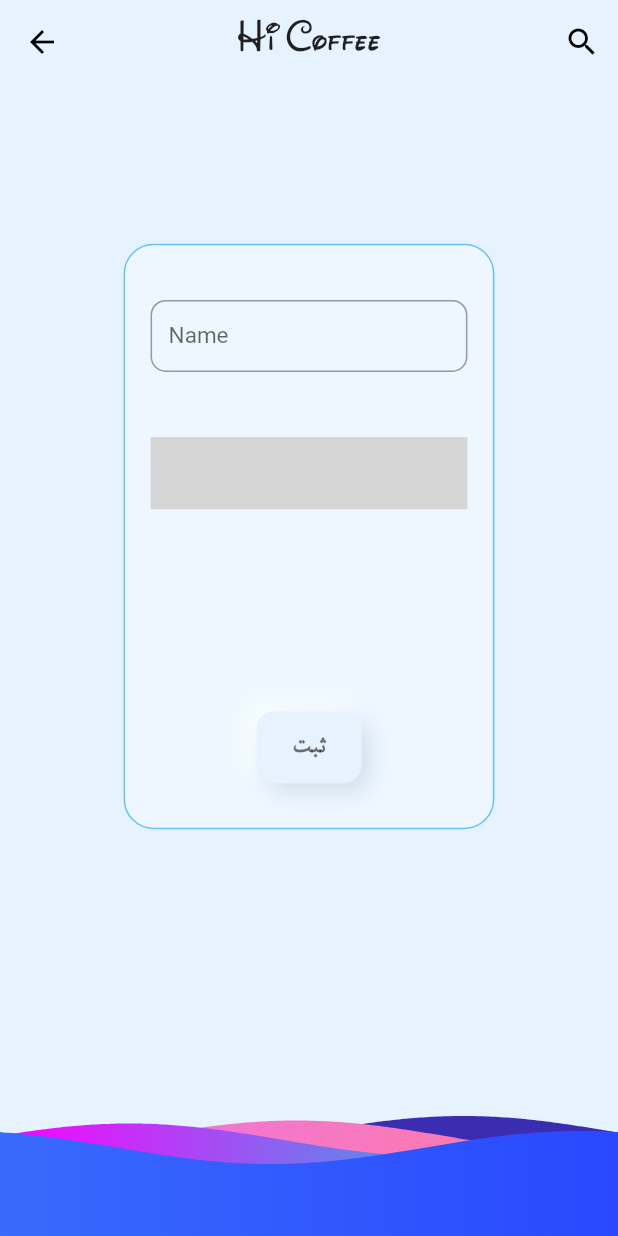
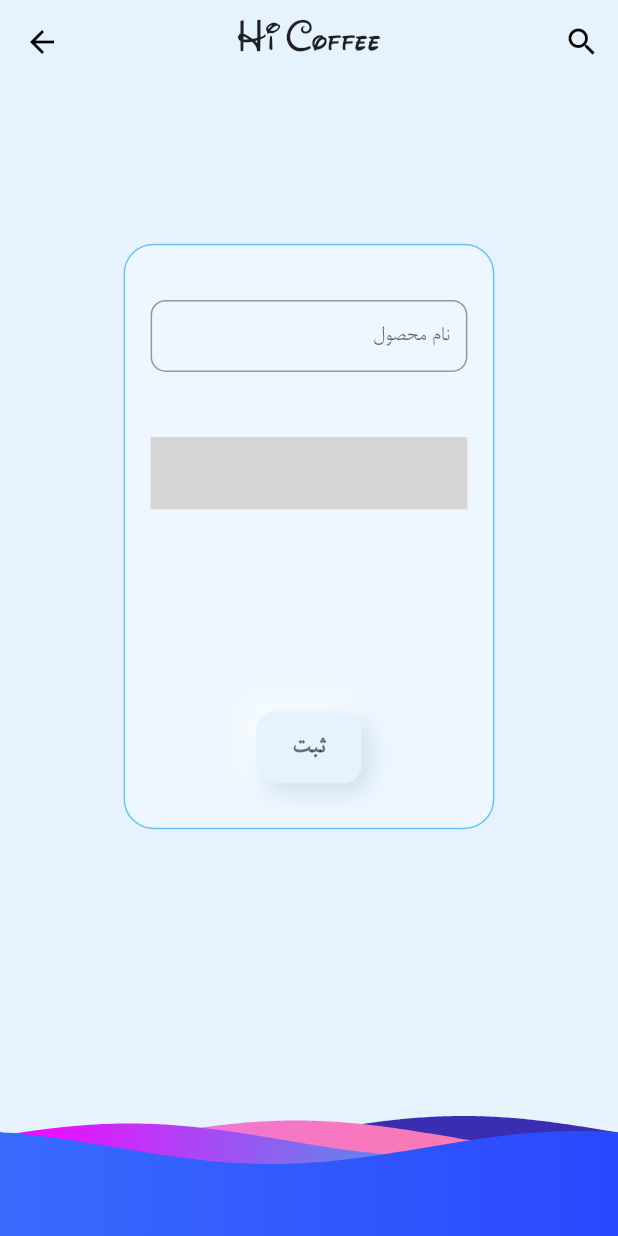
Before and after one commit to AliRn76/HiCoffee-App, a Flutter app: the screen it shows after launch, after a tap on the "add" icon, on a phone screen of 412 x 824 dp. Run offline on Flutter 3.47's test engine with Material 2 defaults, Android fonts, the phone set to English and light mode, and no system bars; drawn by our look-alikes of clay_containers, flip_card, wave; our stand-ins replace connectivity, flutter_spinkit, sqflite; missing offline and left inert: drawerbehavior, flutter_fluid_slider, folding_cell, number_selection; accounts and stored records are empty; network calls fail; grey boxes are pictures that could not be loaded.

Commit message:
addItemScreen & searchScreen direction hashon dorost shod

```diff
--- a/hicoffee/lib/screens/addItem_screen.dart
+++ b/hicoffee/lib/screens/addItem_screen.dart
@@ -8,7 +8,7 @@ import 'package:flip_card/flip_card.dart';
 import 'package:flutter_fluid_slider/flutter_fluid_slider.dart';
 import 'package:clay_containers/clay_containers.dart';
 import 'package:hicoffee/model/item.dart';
-import 'package:loading_text/loading_text.dart';
+//import 'package:loading_text/loading_text.dart';
 import 'package:provider/provider.dart';
 import 'package:flutter_spinkit/flutter_spinkit.dart';
 
@@ -24,7 +24,6 @@ class AddItemScreen extends StatefulWidget {
 class _AddItemScreenState extends State<AddItemScreen> {
   GlobalKey<FlipCardState> addCardKey = GlobalKey<FlipCardState>();
   TextEditingController nameController = TextEditingController();
-  TextEditingController description = TextEditingController();
   Icon customIcon = Icon(Icons.search);
   Color baseColor = Color(0xFFF2F2F2);
   double _value = 0;
@@ -35,8 +34,8 @@ class _AddItemScreenState extends State<AddItemScreen> {
   double width() => MediaQuery.of(context).size.width;
 
 
-  void tryAddItem(RequestsProvider requestsProvider) async{
-    if(widget.connection == false){
+  void tryAddItem(RequestsProvider requestsProvider, NetworkProvider networkProvider) async{
+    if(networkProvider.connection == false){
       setState(() {
         responseIcon = Icon(Icons.done, color: Color(0xFF66c2ff),);
         responseMessage = "ابتدا به اینترنت متصل شوید";
@@ -146,6 +145,7 @@ class _AddItemScreenState extends State<AddItemScreen> {
 
   Widget _frontView(){
     final RequestsProvider requestsProvider = Provider.of<RequestsProvider>(context);
+    final NetworkProvider networkProvider = Provider.of<NetworkProvider>(context);
     return Center(
       child: Container(
         margin: EdgeInsets.only(bottom: height()/5),
@@ -164,6 +164,8 @@ class _AddItemScreenState extends State<AddItemScreen> {
           children: <Widget>[
             Padding(
               padding: EdgeInsets.symmetric(horizontal: 17.0, vertical: 7.0),
+              child: Directionality(
+                textDirection: TextDirection.rtl,
                 child: TextFormField(
                   textInputAction: TextInputAction.done,
                   controller: nameController,
@@ -174,10 +176,11 @@ class _AddItemScreenState extends State<AddItemScreen> {
                     fontWeight: FontWeight.w400,
                   ),
                   decoration: InputDecoration(
-                  hintText: "Name",
+                    hintText: "نام محصول",
                     contentPadding: EdgeInsets.symmetric(horizontal: 12.0),
                     border: OutlineInputBorder(
                       borderRadius: BorderRadius.circular(10),
+                    ),
                   ),
                 ),
               ),
@@ -217,7 +220,7 @@ class _AddItemScreenState extends State<AddItemScreen> {
                           borderRadius: BorderRadius.circular(12)
                       ),
                       onPressed: () {
-                        tryAddItem(requestsProvider);
+                        tryAddItem(requestsProvider, networkProvider);
                         return addCardKey.currentState.toggleCard();
                       },
                     child: Text(
@@ -289,12 +292,8 @@ class _AddItemScreenState extends State<AddItemScreen> {
 
   Widget setTitle(){
     final NetworkProvider networkProvider = Provider.of<NetworkProvider>(context);
-//    print("NETWORK CONNECTION: ${networkProvider.connection}");
-//    connection = networkProvider.initConnectivity()
     if(networkProvider.connection != null){
-      widget.connection = networkProvider.connection;
-    }
-    if(widget.connection){
+      if(networkProvider.connection){
         return Text(
           "Hi Coffee",
           style: TextStyle(
@@ -323,17 +322,7 @@ class _AddItemScreenState extends State<AddItemScreen> {
           ],
         );
 
-//      return LoadingText(
-//        text: "Connecting ",
-//        textStyle: TextStyle(
-//          fontSize: 14.0,
-//          color: Colors.black,
-//          fontFamily: "BNazanin‌‌",
-//          fontWeight: FontWeight.w500,
-//        ),
-//        dots: ".",
-//        duration: Duration(milliseconds: 400),
-//      );
       }
     }
   }
+}
--- a/hicoffee/lib/screens/home_screen.dart
+++ b/hicoffee/lib/screens/home_screen.dart
@@ -8,7 +8,7 @@ import 'package:drawerbehavior/drawerbehavior.dart';
 import 'package:flutter/services.dart';
 import 'package:flutter_spinkit/flutter_spinkit.dart';
 
-import 'package:loading_text/loading_text.dart';
+//import 'package:loading_text/loading_text.dart';
 import 'dart:async';
 
 import 'package:hicoffee/blocs/connection_provider.dart';
@@ -149,7 +149,6 @@ class _HomeScreenState extends State<HomeScreen> {
 //    print(connectivityService.connectionStatusController.stream);
   Widget setTitle(){
     final NetworkProvider networkProvider = Provider.of<NetworkProvider>(context);
-    print("NETWORK CONNECTION: ${networkProvider.connection}");
     if(networkProvider.connection != null){
       if(networkProvider.connection){
         return Text(
@@ -164,18 +163,18 @@ class _HomeScreenState extends State<HomeScreen> {
         return Row(
           mainAxisAlignment: MainAxisAlignment.center,
           children: <Widget>[
+            Text(
+              "Connecting  ",
+              style: TextStyle(
+                fontSize: 16.0,
+                color: Colors.black,
+                fontFamily: "Aria",
+                fontWeight: FontWeight.w500,
+              ),
+            ),
             SpinKitFadingCircle(
               color: Colors.black,
               size: 20.0,
-            ),
-            Text(
-              "  Connecting",
-              style: TextStyle(
-                fontSize: 14.0,
-                color: Colors.black,
-                fontFamily: "BNazanin‌‌",
-                fontWeight: FontWeight.w500,
-              ),
             ),
           ],
         );
@@ -184,19 +183,13 @@ class _HomeScreenState extends State<HomeScreen> {
   }
 
   Widget _appBar(){
-    final RequestsProvider getItems = Provider.of<RequestsProvider>(context);
-//    final RequestsProvider getItems = Provider.of<RequestsProvider>(context);
-//    final NetworkProvider networkProvider = Provider.of<NetworkProvider>(context);
-
-//    final ConnectionProvider connectionProvider = Provider.of<ConnectionProvider>(context);
-    return AppBar(
+      return AppBar(
         backgroundColor: Theme
             .of(context)
             .scaffoldBackgroundColor,
         elevation: 0.0,
         centerTitle: true,
         title: setTitle(),
-//        title: setTitle(),
         leading: Builder(
           builder: (context) {
             return IconButton(
@@ -261,7 +254,6 @@ class _HomeScreenState extends State<HomeScreen> {
 }
 
 
-//TODO: Card Ha Khodeshon Bayad FlipCard Beshan , Ke Baad Az Sold Ye PM Successful Ya Fail Neshon Bede
 //TODO: Edit & Delete Jofteshon Bayad Ye Flip Card Bashan Va Hamonja Poshte Card Ha Edit Ya Deleteshon Kone
 
 
@@ -269,5 +261,5 @@ class _HomeScreenState extends State<HomeScreen> {
 //TODO: Item haye Drawer Moonde
 
 
-//TODO: ba StreamProvider in connectivity ro Fix konm
-//TODO: Age net nabood , hey Try again nakone baraye request ha
+//TODO: Jaye number selection mishe az number picker estefade kard
+//TODO: hamon position payinish faghat bargarde va poshtesh beshe item ro edit ya delete kard
--- a/hicoffee/lib/screens/search_screen.dart
+++ b/hicoffee/lib/screens/search_screen.dart
@@ -23,7 +23,6 @@ class _SearchScreenState extends State<SearchScreen> {
   List<Item> tempList = [];
   Icon customIcon = Icon(Icons.search);
   TextEditingController editingController = TextEditingController();
-
 
   @override
   Widget build(BuildContext context) {
@@ -65,8 +64,10 @@ class _SearchScreenState extends State<SearchScreen> {
               fontWeight: FontWeight.w400,
             ),
             maxLines: 1,
+            textDirection: TextDirection.rtl,
             controller: editingController,
             decoration: InputDecoration(
+              alignLabelWithHint: true,
               labelText: "Search",
 //              hintText: "Search",
               prefixIcon: Hero(
--- a/hicoffee/pubspec.yaml
+++ b/hicoffee/pubspec.yaml
@@ -15,7 +15,7 @@ publish_to: 'none' # Remove this line if you wish to publish to pub.dev
 # In iOS, build-name is used as CFBundleShortVersionString while build-number used as CFBundleVersion.
 # Read more about iOS versioning at
 # https://developer.apple.com/library/archive/documentation/General/Reference/InfoPlistKeyReference/Articles/CoreFoundationKeys.html
-version: 1.2.1+1
+version: 1.4.1+1
 
 environment:
   sdk: ">=2.7.0 <3.0.0"
@@ -38,7 +38,7 @@ dependencies:
   provider: ^4.3.1
   http: ^0.12.2
   sqflite: ^1.3.0
-  loading_text: ^0.0.2
+#  loading_text: ^0.0.2
   connectivity: ^0.4.9
   flutter_spinkit: ^4.1.2
 
```
Also changed, not shown: hicoffee/pubspec.lock. Lines whose indentation alone changed are shown as unchanged.
